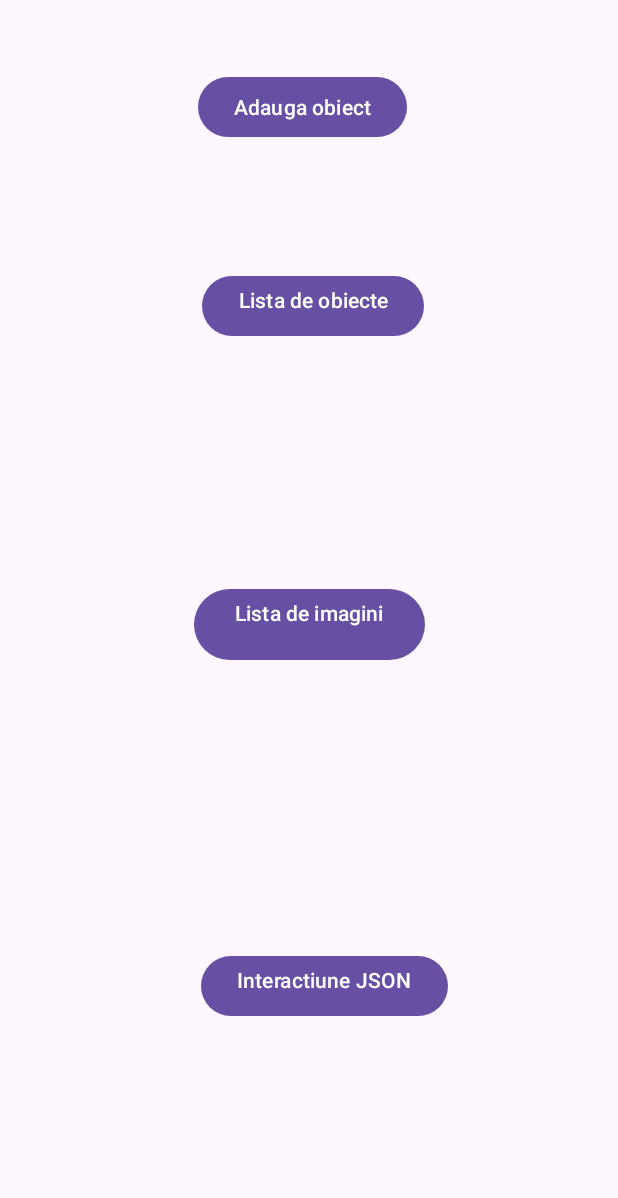
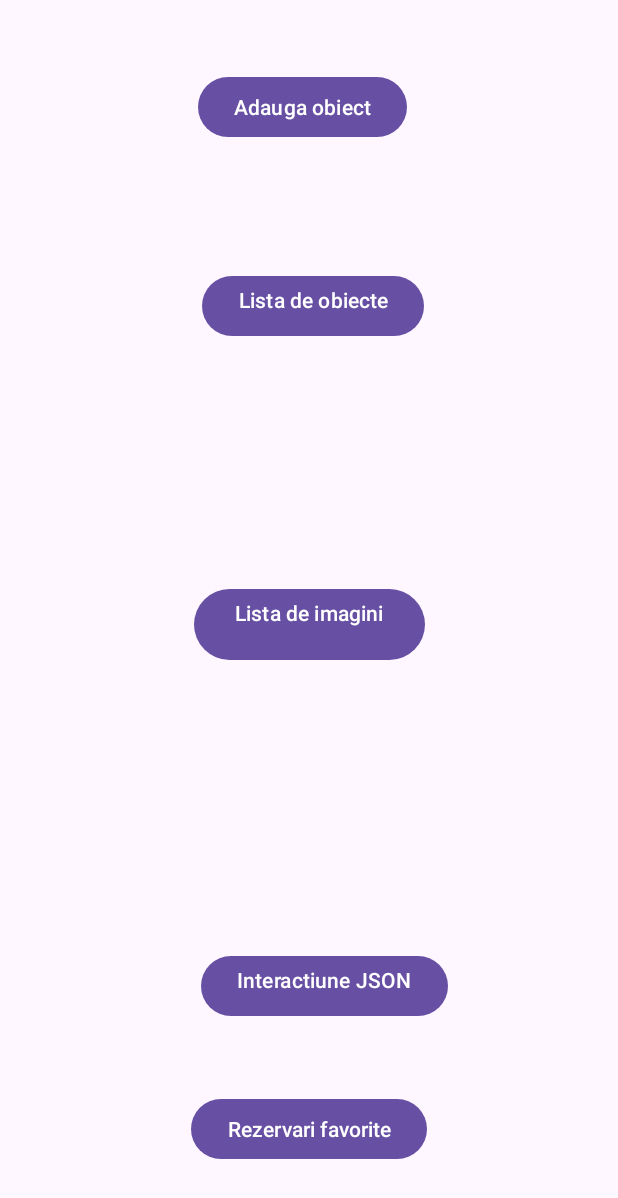
Before and after one commit to raresspirache/Spirache_Rares_ActivitateDAM2024, an Android app: the screen it shows after launch (MainActivity), on a phone screen of 412 x 824 dp. Shown: the top 1198 px of the screen. Run offline under Robolectric (Android 15) with nearby library versions, the phone set to English and light mode, and no system bars.

Commit message:
Seminar 10

```diff
--- a/app/seminar_4/build.gradle.kts
+++ b/app/seminar_4/build.gradle.kts
@@ -37,6 +37,8 @@ dependencies {
     implementation(libs.material)
     implementation(libs.activity)
     implementation(libs.constraintlayout)
+    implementation(libs.room.compiler)
+    implementation(libs.room.runtime)
     testImplementation(libs.junit)
     androidTestImplementation(libs.ext.junit)
     androidTestImplementation(libs.espresso.core)
--- a/app/seminar_4/src/main/java/com/example/seminar_4/MainActivity.java
+++ b/app/seminar_4/src/main/java/com/example/seminar_4/MainActivity.java
@@ -74,6 +74,15 @@ public class MainActivity extends AppCompatActivity {
             }
         });
 
+        Button btnFav=findViewById(R.id.btnFav);
+        btnFav.setOnClickListener(new View.OnClickListener() {
+            @Override
+            public void onClick(View view) {
+                Intent it=new Intent(getApplicationContext(), MainActivity.class);
+                startActivity(it);
+            }
+        });
+
 
     }
 
--- a/app/seminar_4/src/main/res/layout/activity_main.xml
+++ b/app/seminar_4/src/main/res/layout/activity_main.xml
@@ -58,5 +58,16 @@
         app:layout_constraintTop_toTopOf="parent"
         app:layout_constraintVertical_bias="0.816" />
 
+    <Button
+        android:id="@+id/btnFav"
+        android:layout_width="wrap_content"
+        android:layout_height="wrap_content"
+        android:layout_gravity="center_horizontal"
+        android:text="Rezervari favorite"
+        app:layout_constraintBottom_toBottomOf="parent"
+        app:layout_constraintEnd_toEndOf="parent"
+        app:layout_constraintStart_toStartOf="parent"
+        app:layout_constraintTop_toBottomOf="@+id/button4" />
+
 
 </androidx.constraintlayout.widget.ConstraintLayout>
--- a/gradle/libs.versions.toml
+++ b/gradle/libs.versions.toml
@@ -7,6 +7,8 @@ appcompat = "1.7.0"
 material = "1.12.0"
 activity = "1.9.3"
 constraintlayout = "2.2.0"
+roomCompiler = "2.6.1"
+roomRuntime = "2.6.1"
 
 [libraries]
 junit = { group = "junit", name = "junit", version.ref = "junit" }
@@ -16,6 +18,8 @@ appcompat = { group = "androidx.appcompat", name = "appcompat", version.ref = "a
 material = { group = "com.google.android.material", name = "material", version.ref = "material" }
 activity = { group = "androidx.activity", name = "activity", version.ref = "activity" }
 constraintlayout = { group = "androidx.constraintlayout", name = "constraintlayout", version.ref = "constraintlayout" }
+room-compiler = { group = "androidx.room", name = "room-compiler", version.ref = "roomCompiler" }
+room-runtime = { group = "androidx.room", name = "room-runtime", version.ref = "roomRuntime" }
 
 [plugins]
 android-application = { id = "com.android.application", version.ref = "agp" }
```
Also changed, not shown: app/seminar_4/src/main/java/com/example/seminar_4/Rezervare.java (+9 -0 lines), app/seminar_4/src/main/java/com/example/seminar_4/RezervareDAO.java (added, +19 -0 lines), app/seminar_4/src/main/java/com/example/seminar_4/RezervariDataBase.java (added, +9 -0 lines).
